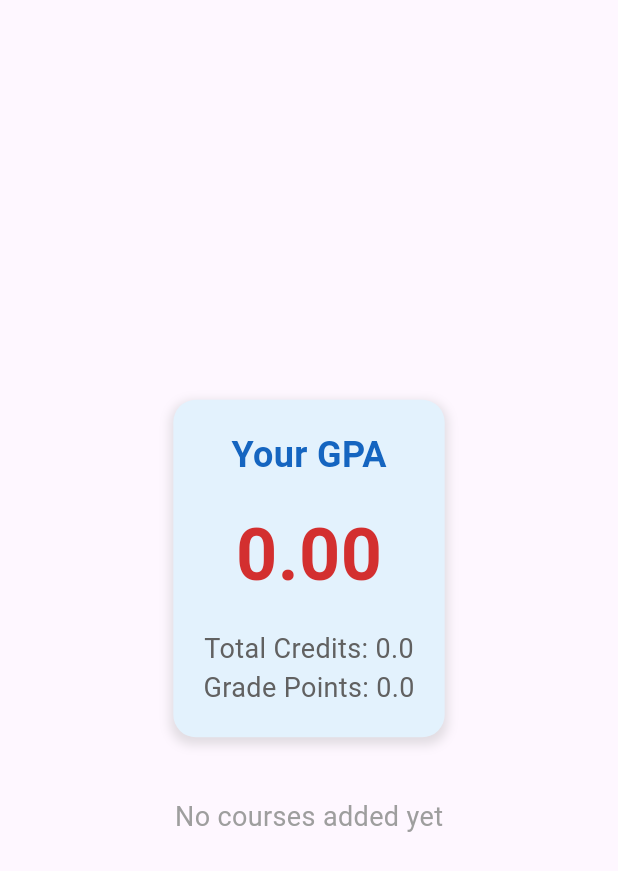
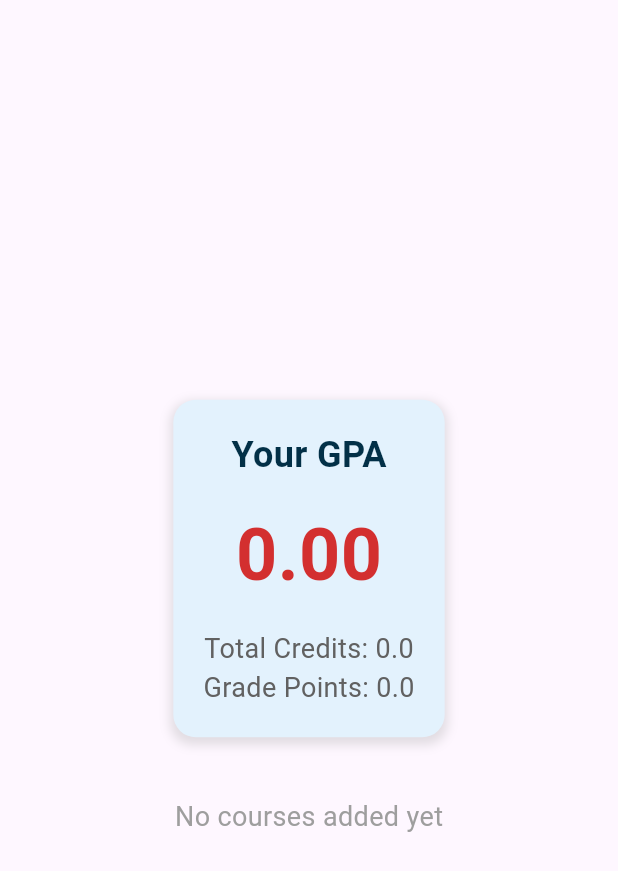
Before and after one commit to NavvAbhishek/GPA-Flow, a Flutter app: the FinalGPA screen opened directly, on a phone screen of 412 x 824 dp. Shown: the top 871 px of the screen. Run offline on Flutter 3.47's test engine with Material 3 defaults, Android fonts, the phone set to English and light mode, and no system bars; our stand-ins replace get.

Commit message:
update final gpa screen styles

```diff
--- a/lib/controllers/course_controller.dart
+++ b/lib/controllers/course_controller.dart
@@ -1,4 +1,3 @@
-// lib/controllers/course_controller.dart
 import 'package:code/models/course_model.dart';
 import 'package:get/get.dart';
 
--- a/lib/models/course_model.dart
+++ b/lib/models/course_model.dart
@@ -1,4 +1,3 @@
-// lib/models/course_model.dart
 class Course {
   String name;
   double credits;
--- a/lib/screens/final_gpa.dart
+++ b/lib/screens/final_gpa.dart
@@ -38,7 +38,7 @@ class FinalGPA extends StatelessWidget {
                       style: TextStyle(
                         fontSize: 24,
                         fontWeight: FontWeight.bold,
-                        color: Colors.blue.shade800,
+                        color: Color(0xff023047),
                       ),
                     ),
                     SizedBox(height: 15),
```
